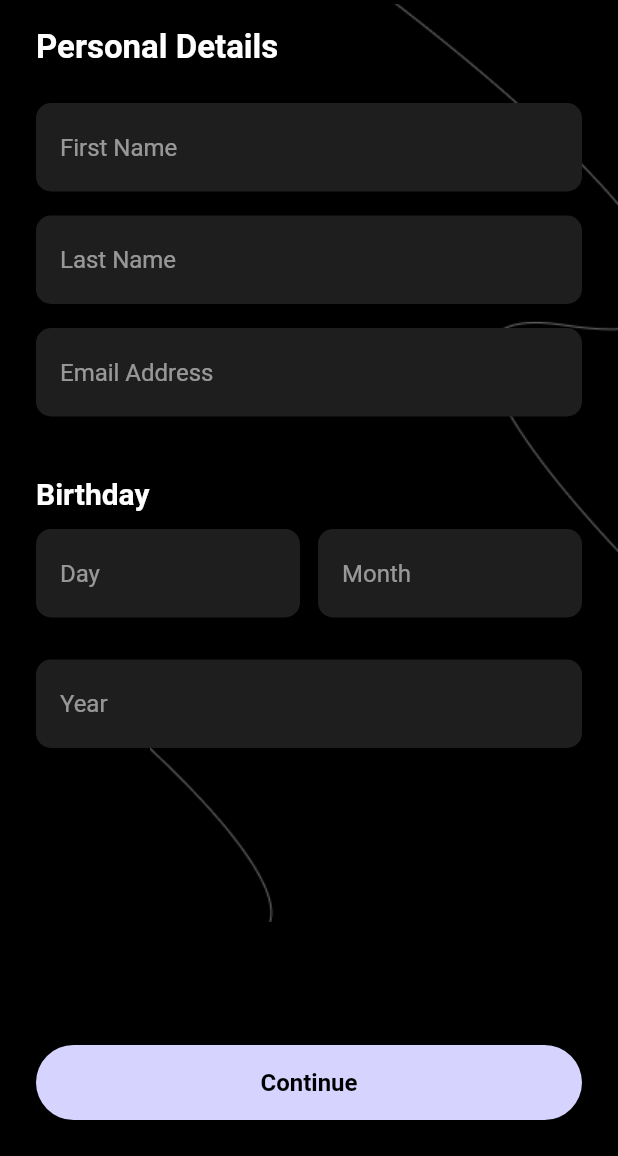
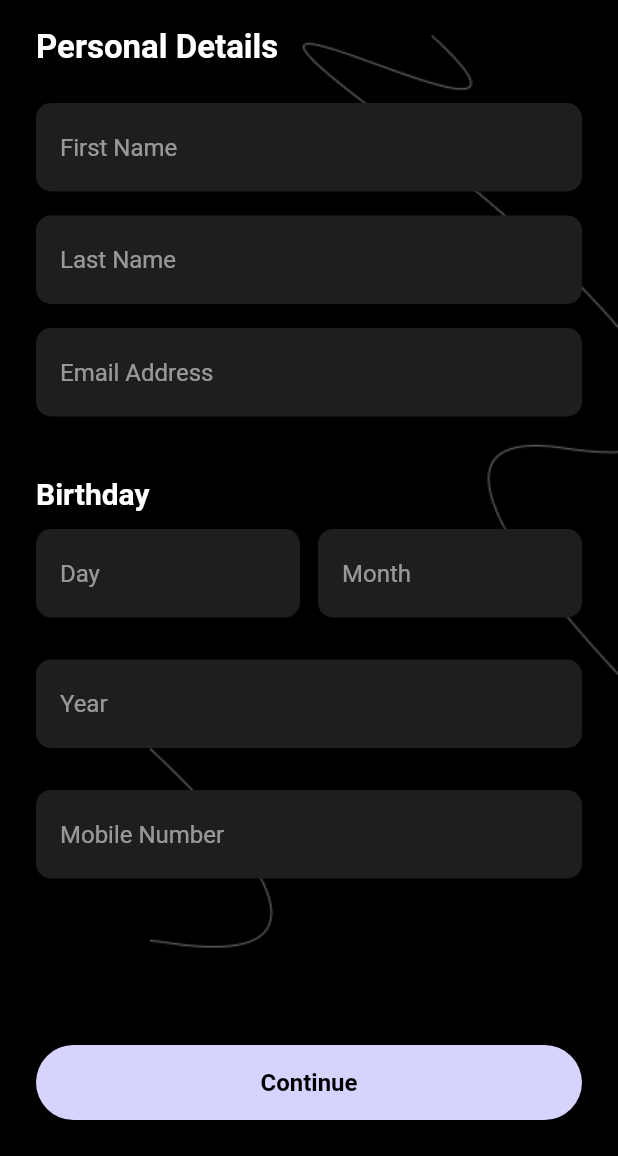
Before and after one commit to nithish25kumar/FUTUR-Mobile-Banking, a Flutter app: the screen it shows after launch, after a tap on "Register Now", on a phone screen of 412 x 824 dp, the part 80-1236 px from its top. Run offline on Flutter 3.47's test engine with Material 3 defaults, Android fonts, the phone set to English and light mode, and no system bars; our stand-ins replace firebase_core, shared_preferences; accounts and stored records are empty.

Commit message:
UI UPDATED

```diff
--- a/lib/main.dart
+++ b/lib/main.dart
@@ -1,7 +1,10 @@
+import 'package:firebase_core/firebase_core.dart';
 import 'package:flutter/material.dart';
 import 'package:futur_mobile_banking/repositary/screens/registerorlogin/register.dart';
 
-void main() {
+Future<void> main() async {
+  WidgetsFlutterBinding.ensureInitialized();
+  await Firebase.initializeApp();
   runApp(const MyApp());
 }
 
--- /dev/null
+++ b/lib/model/userDetail.dart
@@ -0,0 +1,25 @@
+class UserDetails {
+  final String firstName;
+  final String lastName;
+  final String email;
+  final String birthday;
+  final String mobile;
+
+  UserDetails({
+    required this.firstName,
+    required this.lastName,
+    required this.email,
+    required this.birthday,
+    required this.mobile,
+  });
+
+  Map<String, dynamic> toJson() {
+    return {
+      'firstName': firstName,
+      'lastName': lastName,
+      'email': email,
+      'birthday': birthday,
+      'mobile': mobile,
+    };
+  }
+}
--- /dev/null
+++ b/lib/repositary/screens/home/HomePage.dart
@@ -0,0 +1,15 @@
+import 'package:flutter/material.dart';
+
+class Homepage extends StatefulWidget {
+  const Homepage({super.key});
+
+  @override
+  State<Homepage> createState() => _HomepageState();
+}
+
+class _HomepageState extends State<Homepage> {
+  @override
+  Widget build(BuildContext context) {
+    return Scaffold();
+  }
+}
--- a/lib/repositary/screens/register/signin.dart
+++ b/lib/repositary/screens/register/signin.dart
@@ -1,9 +1,110 @@
 import 'package:flutter/material.dart';
+import 'package:shared_preferences/shared_preferences.dart';
 import 'package:futur_mobile_banking/repositary/screens/register/verify.dart';
-import '../registerorlogin/register.dart';
+import 'package:futur_mobile_banking/repositary/screens/registerorlogin/register.dart';
+import '../../../model/userDetail.dart';
 
-class PersonalDetailsPage extends StatelessWidget {
+class PersonalDetailsPage extends StatefulWidget {
   const PersonalDetailsPage({super.key});
+
+  @override
+  State<PersonalDetailsPage> createState() => _PersonalDetailsPageState();
+}
+
+class _PersonalDetailsPageState extends State<PersonalDetailsPage> {
+  final firstNameController = TextEditingController();
+  final lastNameController = TextEditingController();
+  final emailController = TextEditingController();
+  final dayController = TextEditingController();
+  final monthController = TextEditingController();
+  final yearController = TextEditingController();
+  final mobileController = TextEditingController();
+
+  @override
+  void initState() {
+    super.initState();
+    _loadSavedInputs();
+  }
+
+  Future<void> _loadSavedInputs() async {
+    final prefs = await SharedPreferences.getInstance();
+    firstNameController.text = prefs.getString('firstName') ?? '';
+    lastNameController.text = prefs.getString('lastName') ?? '';
+    emailController.text = prefs.getString('email') ?? '';
+    dayController.text = prefs.getString('day') ?? '';
+    monthController.text = prefs.getString('month') ?? '';
+    yearController.text = prefs.getString('year') ?? '';
+    mobileController.text = prefs.getString('mobile') ?? '';
+  }
+
+  Future<void> _saveField(String key, String value) async {
+    final prefs = await SharedPreferences.getInstance();
+    await prefs.setString(key, value);
+  }
+
+  void _showSnackBar(String message) {
+    ScaffoldMessenger.of(context).showSnackBar(
+      SnackBar(content: Text(message), backgroundColor: Colors.redAccent),
+    );
+  }
+
+  void _onContinuePressed() {
+    if (firstNameController.text.trim().isEmpty ||
+        lastNameController.text.trim().isEmpty ||
+        emailController.text.trim().isEmpty ||
+        dayController.text.trim().isEmpty ||
+        monthController.text.trim().isEmpty ||
+        yearController.text.trim().isEmpty ||
+        mobileController.text.trim().isEmpty) {
+      _showSnackBar("Please fill out all fields before continuing.");
+      return;
+    }
+
+    if (mobileController.text.trim().length != 10 ||
+        !RegExp(r'^\d{10}$').hasMatch(mobileController.text.trim())) {
+      _showSnackBar("Enter a valid 10-digit mobile number.");
+      return;
+    }
+
+    final birthday =
+        '${dayController.text}/${monthController.text}/${yearController.text}';
+    final user = UserDetails(
+      firstName: firstNameController.text.trim(),
+      lastName: lastNameController.text.trim(),
+      email: emailController.text.trim(),
+      birthday: birthday,
+      mobile: mobileController.text.trim(),
+    );
+  }
+
+  Widget _buildTextField({
+    required String label,
+    required TextEditingController controller,
+    required String key,
+    TextInputType keyboardType = TextInputType.text,
+  }) {
+    return Padding(
+      padding: const EdgeInsets.only(bottom: 16),
+      child: TextFormField(
+        controller: controller,
+        keyboardType: keyboardType,
+        style: const TextStyle(color: Colors.white),
+        onChanged: (value) => _saveField(key, value),
+        decoration: InputDecoration(
+          hintText: label,
+          hintStyle: const TextStyle(color: Colors.white54),
+          filled: true,
+          fillColor: const Color(0xFF1E1E1E),
+          border: OutlineInputBorder(
+            borderRadius: BorderRadius.circular(10),
+            borderSide: BorderSide.none,
+          ),
+          contentPadding:
+              const EdgeInsets.symmetric(horizontal: 16, vertical: 20),
+        ),
+      ),
+    );
+  }
 
   @override
   Widget build(BuildContext context) {
@@ -23,10 +124,7 @@
         ),
         title: Padding(
           padding: const EdgeInsets.only(top: 20),
-          child: Image.asset(
-            'assets/images/Mock Logo.png',
-            height: 30,
-          ),
+          child: Image.asset('assets/images/Mock Logo.png', height: 30),
         ),
         centerTitle: true,
       ),
@@ -35,18 +133,12 @@
           Positioned(
             top: 350,
             left: 100,
-            child: Image.asset(
-              'assets/images/Blend 01.png',
-              fit: BoxFit.contain,
-            ),
+            child: Image.asset('assets/images/Blend 01.png'),
           ),
           Positioned(
             bottom: 200,
             right: 0,
-            child: Image.asset(
-              'assets/images/Blend 02.png',
-              fit: BoxFit.contain,
-            ),
+            child: Image.asset('assets/images/Blend 02.png'),
           ),
           SafeArea(
             child: SingleChildScrollView(
@@ -55,43 +147,61 @@
                 crossAxisAlignment: CrossAxisAlignment.start,
                 children: [
                   const SizedBox(height: 16),
-                  const Text(
-                    'Personal Details',
+                  const Text('Personal Details',
                       style: TextStyle(
                           color: Colors.white,
                           fontSize: 22,
-                      fontWeight: FontWeight.bold,
-                    ),
-                  ),
+                          fontWeight: FontWeight.bold)),
                   const SizedBox(height: 24),
-                  _buildTextField(label: 'First Name'),
-                  _buildTextField(label: 'Last Name'),
+                  _buildTextField(
+                      label: 'First Name',
+                      controller: firstNameController,
+                      key: 'firstName'),
+                  _buildTextField(
+                      label: 'Last Name',
+                      controller: lastNameController,
+                      key: 'lastName'),
                   _buildTextField(
                       label: 'Email Address',
-                    KeyboardType: TextInputType.emailAddress,
-                  ),
+                      controller: emailController,
+                      key: 'email',
+                      keyboardType: TextInputType.emailAddress),
                   const SizedBox(height: 24),
-                  const Text(
-                    'Birthday',
+                  const Text('Birthday',
                       style: TextStyle(
                           color: Colors.white,
                           fontSize: 20,
-                      fontWeight: FontWeight.bold,
-                    ),
-                  ),
+                          fontWeight: FontWeight.bold)),
                   const SizedBox(height: 12),
                   Row(
                     children: [
                       Expanded(
                           child: _buildTextField(
                               label: 'Day',
-                      )),
+                              controller: dayController,
+                              key: 'day',
+                              keyboardType: TextInputType.number)),
                       const SizedBox(width: 12),
-                      Expanded(child: _buildTextField(label: 'Month')),
+                      Expanded(
+                          child: _buildTextField(
+                              label: 'Month',
+                              controller: monthController,
+                              key: 'month',
+                              keyboardType: TextInputType.number)),
                     ],
                   ),
                   const SizedBox(height: 12),
-                  _buildTextField(label: 'Year'),
+                  _buildTextField(
+                      label: 'Year',
+                      controller: yearController,
+                      key: 'year',
+                      keyboardType: TextInputType.number),
+                  const SizedBox(height: 12),
+                  _buildTextField(
+                      label: 'Mobile Number',
+                      controller: mobileController,
+                      key: 'mobile',
+                      keyboardType: TextInputType.phone),
                   const SizedBox(height: 100),
                 ],
               ),
@@ -105,10 +215,7 @@
           width: double.infinity,
           height: 50,
           child: ElevatedButton(
-            onPressed: () {
-              Navigator.pushReplacement(
-                  context, MaterialPageRoute(builder: (context) => Verify()));
-            },
+            onPressed: _onContinuePressed,
             style: ElevatedButton.styleFrom(
               backgroundColor: const Color(0xFFD6D3FF),
               foregroundColor: Colors.black,
@@ -116,45 +223,11 @@
                 borderRadius: BorderRadius.circular(30),
               ),
             ),
-            child: const Text(
-              'Continue',
-              style: TextStyle(
-                fontWeight: FontWeight.bold,
-                fontSize: 16,
-              ),
-            ),
+            child: const Text('Continue',
+                style: TextStyle(fontWeight: FontWeight.bold, fontSize: 16)),
           ),
         ),
       ),
     );
   }
-
-  Widget _buildTextField(
-      {required String label,
-      String? initialvalue,
-      TextInputType KeyboardType = TextInputType.text}) {
-    return Column(
-      children: [
-        TextFormField(
-          initialValue: initialvalue,
-          keyboardType: KeyboardType,
-          style: TextStyle(color: Colors.white),
-          decoration: InputDecoration(
-            hintText: label,
-            hintStyle: TextStyle(color: Colors.white54),
-            filled: true,
-            fillColor: Color(0xFF1E1E1E),
-            border: OutlineInputBorder(
-              borderRadius: BorderRadius.circular(10),
-              borderSide: BorderSide.none,
-            ),
-            contentPadding: EdgeInsets.symmetric(horizontal: 16, vertical: 20),
-          ),
-        ),
-        SizedBox(
-          height: 16,
-        )
-      ],
-    );
 }
-}
--- a/pubspec.yaml
+++ b/pubspec.yaml
@@ -14,6 +14,7 @@
   firebase_core:
   firebase_auth:
   cloud_firestore:
+  shared_preferences:
 
 dev_dependencies:
   flutter_test:
```
Also changed, not shown: pubspec.lock, 4 other files. Lines whose indentation alone changed are shown as unchanged.
